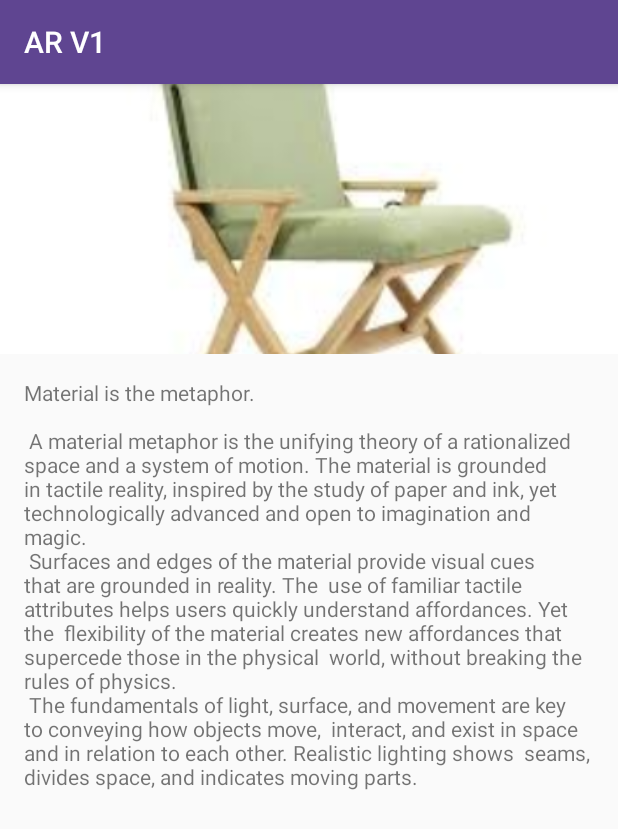
After one commit to NMPavan/updatedar, an Android app: the ProductDescriptionActivity screen opened directly, with no data from a screen before it, on a phone screen of 412 x 824 dp. The commit adds this screen. Shown: the top 829 px of the screen. Run offline under Robolectric (Android 15) with nearby library versions, the phone set to English and light mode, and no system bars.

Commit message:
new activities are added

```diff
--- a/app/build.gradle
+++ b/app/build.gradle
@@ -53,7 +53,6 @@ dependencies {
     implementation "androidx.cardview:cardview:1.0.0"
 
 
-
 }
 
 apply plugin: 'com.google.ar.sceneform.plugin'
--- /dev/null
+++ b/app/src/main/java/com/example/arpart1/ProductDescriptionActivity.java
@@ -0,0 +1,35 @@
+package com.example.arpart1;
+
+import androidx.appcompat.app.AppCompatActivity;
+
+import android.os.Bundle;
+
+import com.google.android.material.appbar.AppBarLayout;
+
+public class ProductDescriptionActivity extends AppCompatActivity {
+    AppBarLayout appBarLayout;
+
+    @Override
+    protected void onCreate(Bundle savedInstanceState) {
+        super.onCreate(savedInstanceState);
+        setContentView(R.layout.activity_product_description);
+        appBarLayout = findViewById(R.id.app_bar);
+        appBarLayout.addOnOffsetChangedListener(new AppBarLayout.OnOffsetChangedListener() {
+            boolean isShow = false;
+            int scrollRange = -1;
+            @Override
+            public void onOffsetChanged(AppBarLayout appBarLayout, int i) {
+                if(scrollRange == -1){
+                    scrollRange = appBarLayout.getTotalScrollRange();
+                }
+                if (scrollRange + i == 0) {
+                    isShow = true;
+
+                } else if (isShow) {
+                    isShow = false;
+                }
+
+            }
+        });
+    }
+}
--- /dev/null
+++ b/app/src/main/res/layout/activity_product_description.xml
@@ -0,0 +1,42 @@
+<?xml version="1.0" encoding="utf-8"?>
+
+<androidx.coordinatorlayout.widget.CoordinatorLayout
+    xmlns:android="http://schemas.android.com/apk/res/android"
+    xmlns:app="http://schemas.android.com/apk/res-auto"
+    xmlns:tools="http://schemas.android.com/tools"
+    android:layout_width="match_parent"
+    android:layout_height="match_parent"
+    android:fitsSystemWindows="true"
+    tools:context=".ProductDescriptionActivity">
+
+    <com.google.android.material.appbar.AppBarLayout
+        android:layout_width="match_parent"
+        android:layout_height="180dp"
+        android:id="@+id/app_bar">
+
+        <com.google.android.material.appbar.CollapsingToolbarLayout
+            android:layout_width="match_parent"
+            android:layout_height="match_parent"
+            android:fitsSystemWindows="true"
+            app:contentScrim="?attr/colorPrimaryDark"
+            app:layout_scrollFlags="scroll|exitUntilCollapsed">
+
+
+            <ImageView
+                android:id="@+id/expandedImage"
+                android:layout_width="match_parent"
+                android:layout_height="200dp"
+                android:scaleType="centerCrop"
+                android:src="@drawable/chair1"
+                app:layout_collapseMode="parallax"
+                app:layout_collapseParallaxMultiplier="0.7" />
+
+
+
+        </com.google.android.material.appbar.CollapsingToolbarLayout>
+
+
+
+    </com.google.android.material.appbar.AppBarLayout>
+    <include layout="@layout/content_scrolling" />
+</androidx.coordinatorlayout.widget.CoordinatorLayout>
--- /dev/null
+++ b/app/src/main/res/layout/content_scrolling.xml
@@ -0,0 +1,17 @@
+<?xml version="1.0" encoding="utf-8"?>
+<androidx.core.widget.NestedScrollView xmlns:android="http://schemas.android.com/apk/res/android"
+    xmlns:app="http://schemas.android.com/apk/res-auto"
+    xmlns:tools="http://schemas.android.com/tools"
+    android:layout_width="match_parent"
+    android:layout_height="match_parent"
+    app:layout_behavior="@string/appbar_scrolling_view_behavior"
+    tools:context=".ProductDescriptionActivity"
+    tools:showIn="@layout/activity_product_description">
+
+    <TextView
+        android:layout_width="wrap_content"
+        android:layout_height="wrap_content"
+        android:layout_margin="16dp"
+        android:text="@string/large_text" />
+
+</androidx.core.widget.NestedScrollView>
--- a/app/src/main/res/values/colors.xml
+++ b/app/src/main/res/values/colors.xml
@@ -1,7 +1,7 @@
 <?xml version="1.0" encoding="utf-8"?>
 <resources>
-    <color name="colorPrimary">#008577</color>
-    <color name="colorPrimaryDark">#00574B</color>
+    <color name="colorPrimary">#5F4591</color>
+    <color name="colorPrimaryDark">#5F4591</color>
     <color name="colorAccent">#D81B60</color>
     <color name="white">#ffffff</color>
     <color name="gray">#686868</color>
@@ -11,5 +11,12 @@
     <color name="blue_border_background">#DDEDFA</color>
     <color name="blue_border_stroke">#BEDBE3</color>
     <color name="object_count_background">#AA2828</color>
+    <color name="contentDividerLine">#e0e0e0</color>
+    <color name="contentBadgeTitle">#a9a9a9</color>
+    <color name="titleBadgeTitle">#adafb1</color>
+    <color name="titleBadgeText">#adafb1</color>
+    <color name="bgTitleLeft">#594691</color>
+    <color name="bgTitleRight">#ffffff</color>
+    <color name="bgContentTop">#594691</color>
 
 </resources>
--- a/app/src/main/res/values/strings.xml
+++ b/app/src/main/res/values/strings.xml
@@ -9,4 +9,18 @@
     <string name="error_camera_distance">Please keep more distance between camera and selected position</string>
     <string name="error_vertical_plane">Cannot place table on selected plane. please select vertically upward facing plane</string>
     <string name="select_one_of_these_to_place">Select one of these to place</string>
+    <string name="large_text">
+    "Material is the metaphor.\n\n"
+
+    "A material metaphor is the unifying theory of a rationalized space and a system of motion."
+    "The material is grounded in tactile reality, inspired by the study of paper and ink, yet "
+    "technologically advanced and open to imagination and magic.\n"
+    "Surfaces and edges of the material provide visual cues that are grounded in reality. The "
+    "use of familiar tactile attributes helps users quickly understand affordances. Yet the "
+    "flexibility of the material creates new affordances that supercede those in the physical "
+    "world, without breaking the rules of physics.\n"
+    "The fundamentals of light, surface, and movement are key to conveying how objects move, "
+    "interact, and exist in space and in relation to each other. Realistic lighting shows "
+    "seams, divides space, and indicates moving parts.\n\n"
+    </string>
 </resources>
--- a/app/src/main/res/values/styles.xml
+++ b/app/src/main/res/values/styles.xml
@@ -1,7 +1,7 @@
 <resources>
 
     <!-- Base application theme. -->
-    <style name="AppTheme" parent="Theme.AppCompat.Light.NoActionBar">
+    <style name="AppTheme" parent="Theme.AppCompat.Light.DarkActionBar">
         <!-- Customize your theme here. -->
         <item name="colorPrimary">@color/colorPrimary</item>
         <item name="colorPrimaryDark">@color/colorPrimaryDark</item>
```
Also changed, not shown: app/src/main/AndroidManifest.xml (+3 -4 lines), app/src/main/java/com/example/arpart1/Adapter/ProductListAdapter.java (added, +54 -0 lines), app/src/main/java/com/example/arpart1/Adapter/StoreMainPreviewAdapter.java (+20 -1 lines), app/src/main/java/com/example/arpart1/Models/Product.java (+17 -0 lines), app/src/main/java/com/example/arpart1/Models/ProductListModel.java (added, +36 -0 lines), app/src/main/java/com/example/arpart1/ProductListActivity.java (added, +58 -0 lines), app/src/main/res/drawable/layout_buttonbackground.xml (added, +13 -0 lines), app/src/main/res/layout/activity_product_list.xml (added, +18 -0 lines), app/src/main/res/layout/layout_store_main_view.xml (+12 -1 lines), app/src/main/res/layout/recycler_productlist.xml (added, +100 -0 lines), app/src/main/res/drawable-v24/chair1.jpg (added).
